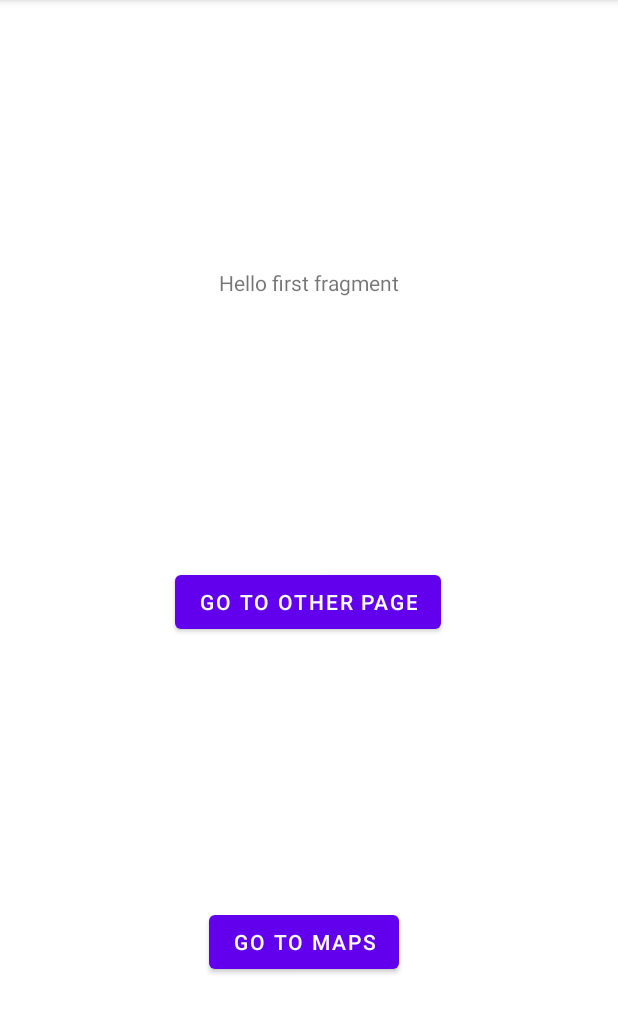
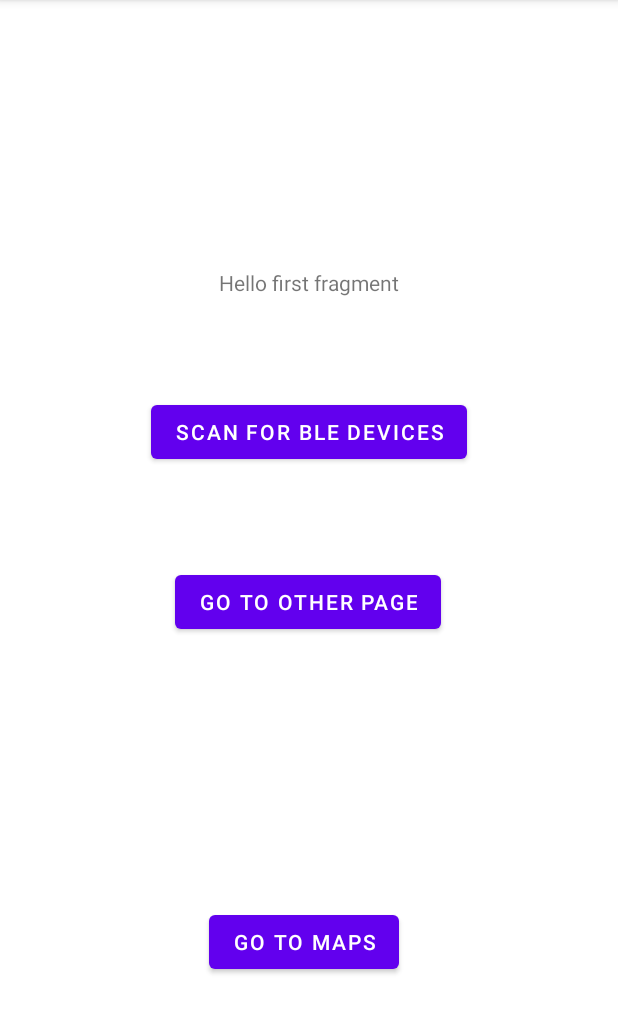
Before and after one commit to vigarov/SmartGlass, an Android app: the fragment FirstFragment shown on its own in the app's theme, on a phone screen of 412 x 824 dp, the part 84-1118 px from its top. Run offline under Robolectric (Android 15) with nearby library versions, the phone set to English and light mode, and no system bars.

Commit message:
BLE Beginnings

```diff
--- a/src/Android_App/app/src/main/AndroidManifest.xml
+++ b/src/Android_App/app/src/main/AndroidManifest.xml
@@ -1,6 +1,12 @@
 <?xml version="1.0" encoding="utf-8"?>
 <manifest xmlns:android="http://schemas.android.com/apk/res/android"
     package="com.smartglass.smartglassapp">
+
+    <uses-permission android:name="android.permission.BLUETOOTH" />
+    <uses-permission android:name="android.permission.BLUETOOTH_ADMIN" />
+    <uses-permission android:name="android.permission.ACCESS_FINE_LOCATION" />
+    <uses-permission android:name="android.permission.ACCESS_COARSE_LOCATION" />
+    <uses-permission android:name="android.permission.BLUETOOTH_CONNECT" />
 
     <application
         android:allowBackup="true"
--- a/src/Android_App/app/src/main/res/layout/fragment_first.xml
+++ b/src/Android_App/app/src/main/res/layout/fragment_first.xml
@@ -37,4 +37,14 @@
         app:layout_constraintEnd_toEndOf="parent"
         app:layout_constraintHorizontal_bias="0.488"
         app:layout_constraintStart_toStartOf="parent" />
+
+    <Button
+        android:id="@+id/scan_button"
+        android:layout_width="wrap_content"
+        android:layout_height="wrap_content"
+        android:text="Scan for BLE Devices"
+        app:layout_constraintBottom_toTopOf="@+id/button_first"
+        app:layout_constraintEnd_toEndOf="parent"
+        app:layout_constraintStart_toStartOf="parent"
+        app:layout_constraintTop_toBottomOf="@+id/textview_first" />
 </androidx.constraintlayout.widget.ConstraintLayout>
```
Also changed, not shown: src/Android_App/app/src/main/java/com/smartglass/smartglassapp/FirstFragment.kt (+39 -0 lines), src/Android_App/app/src/main/java/com/smartglass/smartglassapp/MainActivity.kt (+60 -0 lines).
